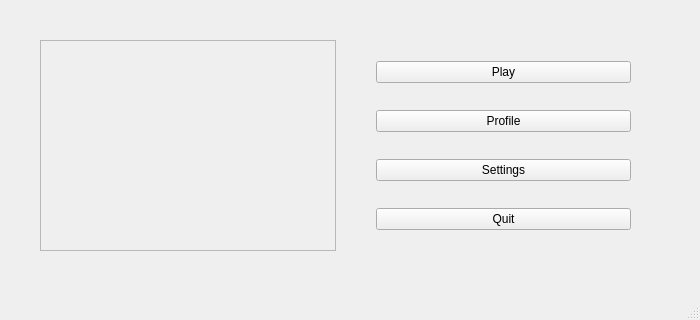
mples/ChessGameQt, file mainwindow.ui: the form before one commit.
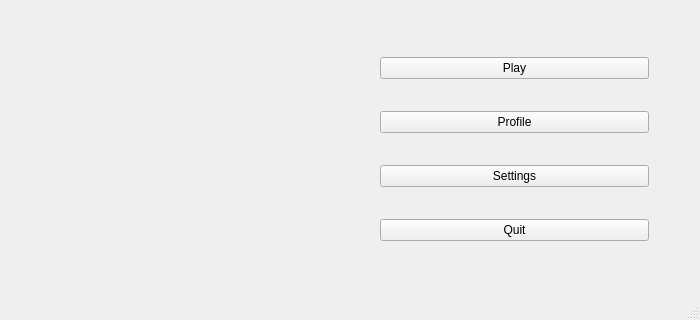
The form after the commit. Icons and pictures are not drawn.

Commit message: Added dialog box

```diff
--- a/mainwindow.ui
+++ b/mainwindow.ui
@@ -26,15 +26,9 @@
    <string>Chess Game</string>
   </property>
   <widget class="QWidget" name="centralWidget">
-   <widget class="QWidget" name="layoutWidget">
-    <property name="geometry">
-     <rect>
-      <x>20</x>
-      <y>20</y>
-      <width>651</width>
-      <height>251</height>
-     </rect>
-    </property>
+   <layout class="QVBoxLayout" name="verticalLayout_2">
+    <item>
+     <widget class="QFrame" name="frame">
     <layout class="QHBoxLayout" name="horizontalLayout">
      <property name="spacing">
       <number>20</number>
@@ -55,22 +49,7 @@
       <number>20</number>
      </property>
      <item>
-      <widget class="QFrame" name="frame">
-       <property name="frameShape">
-        <enum>QFrame::StyledPanel</enum>
-       </property>
-       <property name="frameShadow">
-        <enum>QFrame::Raised</enum>
-       </property>
        <widget class="QLabel" name="label">
-        <property name="geometry">
-         <rect>
-          <x>20</x>
-          <y>20</y>
-          <width>261</width>
-          <height>171</height>
-         </rect>
-        </property>
         <property name="text">
          <string>&lt;html&gt;&lt;head/&gt;&lt;body&gt;&lt;p&gt;&lt;img src=&quot;:/imgs/chess_menu.jpg&quot;/&gt;&lt;/p&gt;&lt;/body&gt;&lt;/html&gt;</string>
         </property>
@@ -81,7 +60,6 @@
          <set>Qt::AlignCenter</set>
         </property>
        </widget>
-      </widget>
      </item>
      <item>
       <layout class="QVBoxLayout" name="verticalLayout">
@@ -129,6 +107,8 @@
      </item>
     </layout>
    </widget>
+    </item>
+   </layout>
   </widget>
   <widget class="QStatusBar" name="statusBar"/>
  </widget>
```
Lines whose indentation alone changed are shown as unchanged. The commit also changes 6 other files.
